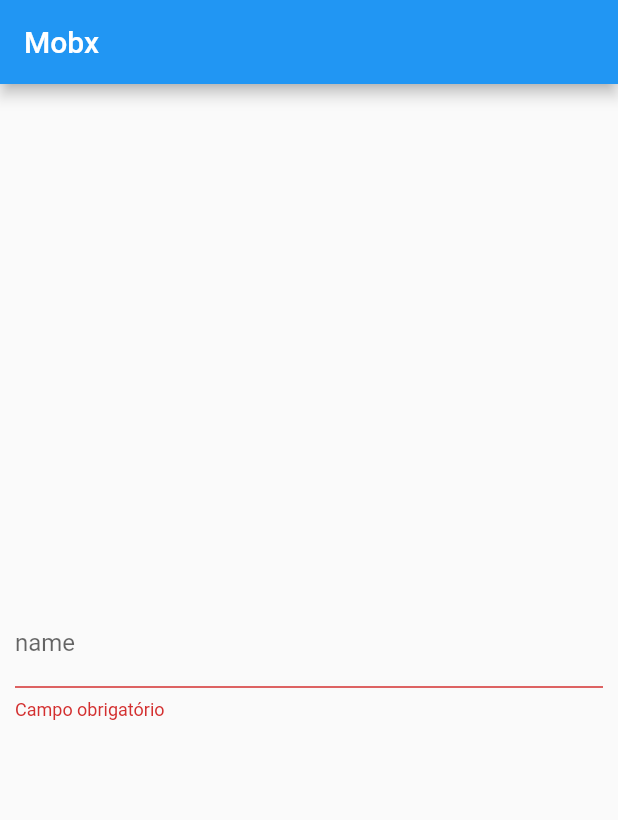
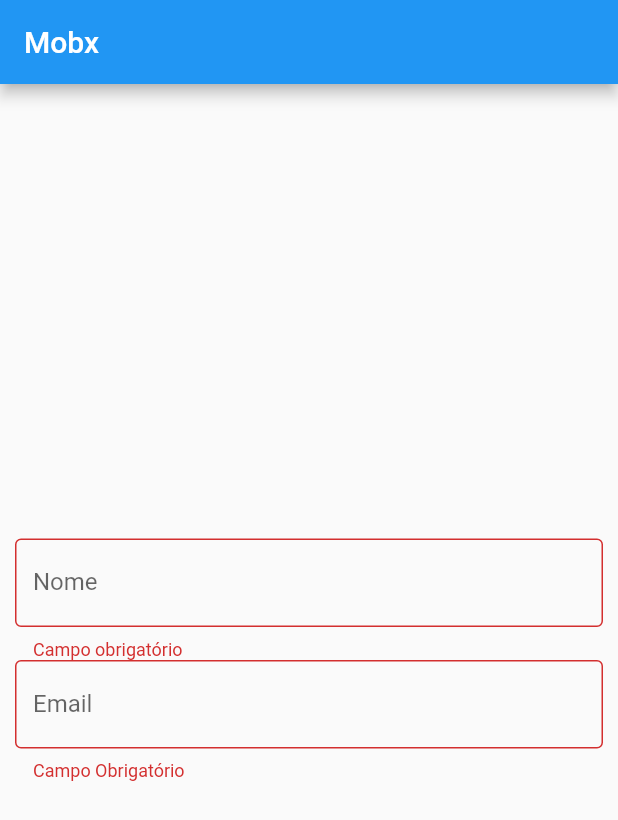
Before and after one commit to ittalolz/mobx-teste, a Flutter app: the screen it shows after launch, on a phone screen of 412 x 824 dp. Shown: the top 820 px of the screen. Run offline on Flutter 3.47's test engine with Material 2 defaults, Android fonts, the phone set to English and light mode, and no system bars; our stand-ins replace flutter_mobx, mobx; generated files the repository leaves out were written again.

Commit message:
aula4 validacao simples email

```diff
--- a/lib/controller.dart
+++ b/lib/controller.dart
@@ -18,4 +18,17 @@ abstract class ControllerBase with Store{
     return 'Campo obrigatório';
   }
 
+  String? validateEmail() {
+    if (client.email == null || client.email!.isEmpty){
+      return 'Campo Obrigatório';
+    }
+
+    if (!RegExp(r"^[a-zA-Z0-9.a-zA-Z0-9.!#$%&'*+-/=?^_`{|}~]+@[a-zA-Z0-9]+\.[a-zA-Z]+").hasMatch(client.email!)){
+      return 'Email inválido';
+    }
+
+    return null;
+
+  }
+
 }
--- a/lib/home.dart
+++ b/lib/home.dart
@@ -23,6 +23,7 @@ class _MyHomePageState extends State<MyHomePage> {
     return TextField(
       onChanged: onChanged,
       decoration: InputDecoration(
+        border: OutlineInputBorder(),
         labelText: labelText,
         errorText: errorText() == null ? null : errorText(),
       ),
@@ -46,9 +47,16 @@ class _MyHomePageState extends State<MyHomePage> {
             children: <Widget>[
               Observer(builder: (_){
                 return _textField(
-                  labelText: "name",
+                  labelText: "Nome",
                   onChanged: controller.client.changeName,
                   errorText: controller.validateName
+                );
+              }),
+              Observer(builder: (_){
+                return _textField(
+                    labelText: "Email",
+                    onChanged: controller.client.changeEmail,
+                    errorText: controller.validateEmail
                 );
               })
             ],
```
